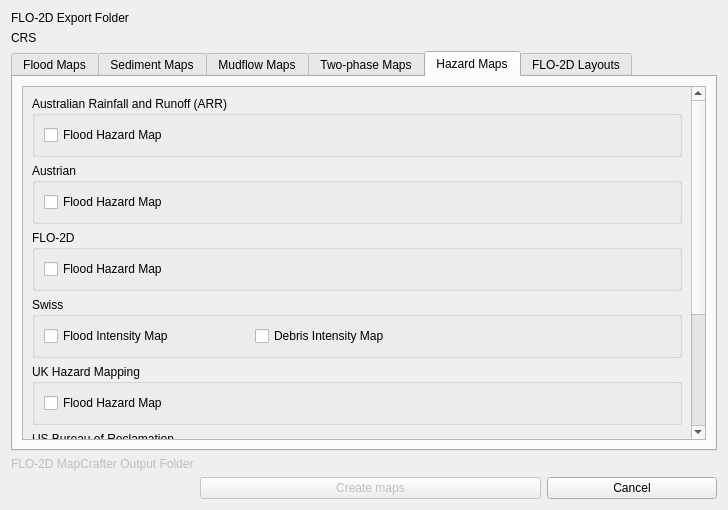
Qt form flo2d_mapcrafter/flo2d_mapcrafter_dialog_base.ui (FLO-2DSoftware/FLO-2DMapCrafter) before a commit.
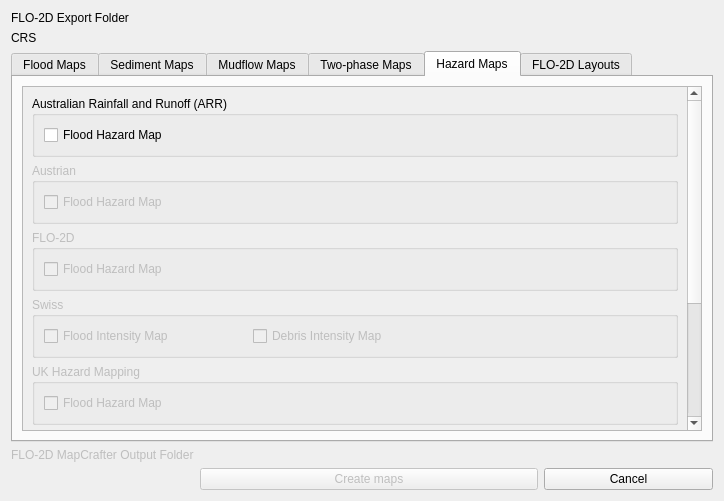
The same form after that commit. The open tabs and pages were chosen to show the change. Custom widgets are drawn as their Qt base class.

```diff
--- a/flo2d_mapcrafter/flo2d_mapcrafter_dialog_base.ui
+++ b/flo2d_mapcrafter/flo2d_mapcrafter_dialog_base.ui
@@ -6,8 +6,8 @@
    <rect>
     <x>0</x>
     <y>0</y>
-    <width>728</width>
-    <height>510</height>
+    <width>724</width>
+    <height>501</height>
    </rect>
   </property>
   <property name="windowTitle">
@@ -2435,8 +2435,8 @@
            <rect>
             <x>0</x>
             <y>0</y>
-            <width>684</width>
-            <height>333</height>
+            <width>680</width>
+            <height>324</height>
            </rect>
           </property>
           <layout class="QGridLayout" name="gridLayout_103">
@@ -2444,9 +2444,15 @@
             <layout class="QGridLayout" name="gridLayout_45">
              <item row="1" column="0">
               <widget class="QgsCollapsibleGroupBox" name="austrian_hm_cgb">
+               <property name="enabled">
+                <bool>false</bool>
+               </property>
                <property name="title">
                 <string>Austrian</string>
                </property>
+               <property name="flat">
+                <bool>true</bool>
+               </property>
                <property name="collapsed">
                 <bool>true</bool>
                </property>
@@ -2470,6 +2476,9 @@
              </item>
              <item row="3" column="0">
               <widget class="QgsCollapsibleGroupBox" name="swiss_hm_cgb">
+               <property name="enabled">
+                <bool>false</bool>
+               </property>
                <property name="title">
                 <string>Swiss</string>
                </property>
@@ -2513,6 +2522,9 @@
              </item>
              <item row="4" column="0">
               <widget class="QgsCollapsibleGroupBox" name="uk_hm_cgb">
+               <property name="enabled">
+                <bool>false</bool>
+               </property>
                <property name="title">
                 <string>UK Hazard Mapping</string>
                </property>
@@ -2657,6 +2669,9 @@
              </item>
              <item row="2" column="0">
               <widget class="QgsCollapsibleGroupBox" name="flo_hm_cgb">
+               <property name="enabled">
+                <bool>false</bool>
+               </property>
                <property name="title">
                 <string>FLO-2D </string>
                </property>
```
Left out of the diff: 78 changed lines with no effect on the pictures.
